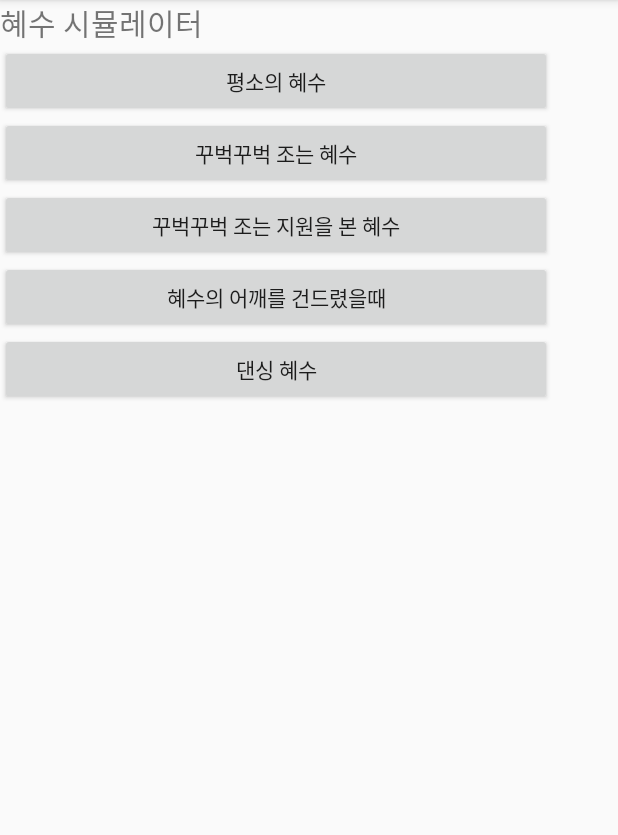
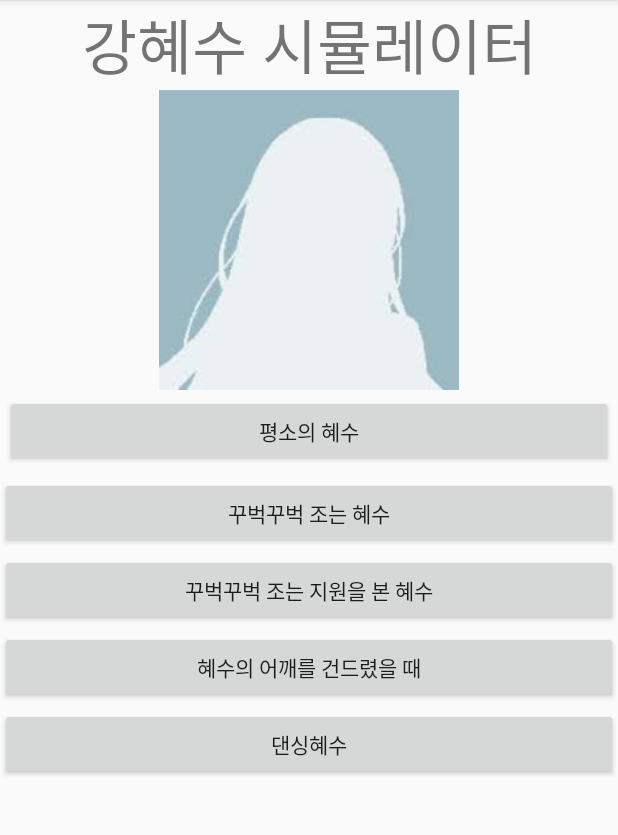
Before and after one commit to KOOJIWON/friendSimulator, an Android app: the screen it shows after launch (MainActivity), on a phone screen of 412 x 824 dp, the part 84-919 px from its top. Run offline under Robolectric (Android 15) with nearby library versions, the light colour scheme and no system bars.

Commit message:
#12 각 상태 별 버튼을 누르면 이미지 바뀌게 하기 성공!

```diff
--- a/app/src/main/java/kr/hs/emirim/koojiwon/friendsimulator/MainActivity.java
+++ b/app/src/main/java/kr/hs/emirim/koojiwon/friendsimulator/MainActivity.java
@@ -4,16 +4,18 @@ import android.os.Bundle;
 import android.support.v7.app.AppCompatActivity;
 import android.util.Log;
 import android.view.View;
+import android.widget.ImageView;
 import android.widget.Toast;
 
 public class MainActivity extends AppCompatActivity {
     public final static String TAG = "프렌즈시뮬레이터(혜수)앱 : Main";
-
+    private ImageView mImageViewFriendVisual;
     @Override
     protected void onCreate(Bundle savedInstanceState) {
         super.onCreate(savedInstanceState);
         Log.d(TAG, "onCreat메소드 호출!! ~~!!!");
         setContentView(R.layout.activity_main);
+        mImageViewFriendVisual = (ImageView) findViewById(R.id.friend_visual);
         Log.d(TAG, "activity_main 레이아웃 세팅~!~~~~!!!!");
     } //end of onCreate
 
@@ -25,23 +27,33 @@ public class MainActivity extends AppCompatActivity {
         {
             case R.id.button1:
                 Log.d(TAG, "버튼1 클릭");
+                mImageViewFriendVisual.setImageResource(R.drawable.hyesu1);
                 Toast.makeText(this, "열심히 덕질중", Toast.LENGTH_SHORT).show();
+                break;
 
             case R.id.button2:
                 Log.d(TAG, "버튼2 클릭");
+                mImageViewFriendVisual.setImageResource(R.drawable.hyesu2);
                 Toast.makeText(this, "나..안자..", Toast.LENGTH_SHORT).show();
+                break;
 
             case R.id.button3:
                 Log.d(TAG, "버튼3 클릭");
+                mImageViewFriendVisual.setImageResource(R.drawable.hyesu3);
                 Toast.makeText(this, "(어깨를 주무르며)일어나!", Toast.LENGTH_SHORT).show();
+                break;
 
             case R.id.button4:
                 Log.d(TAG, "버튼4 클릭");
+                mImageViewFriendVisual.setImageResource(R.drawable.hyesu4);
                 Toast.makeText(this, "에?", Toast.LENGTH_SHORT).show();
+                break;
 
             case R.id.button5:
                 Log.d(TAG, "버튼5 클릭");
+                mImageViewFriendVisual.setImageResource(R.drawable.hyesu5);
                 Toast.makeText(this, "호룰루", Toast.LENGTH_SHORT).show();
+                break;
 
             default:
                 Log.d(TAG, "에러!에러!에러!");
--- a/app/src/main/res/layout/activity_main.xml
+++ b/app/src/main/res/layout/activity_main.xml
@@ -1,57 +1,69 @@
 <?xml version="1.0" encoding="utf-8"?>
-<android.support.constraint.ConstraintLayout xmlns:android="http://schemas.android.com/apk/res/android"
+<LinearLayout
+    xmlns:android="http://schemas.android.com/apk/res/android"
     xmlns:app="http://schemas.android.com/apk/res-auto"
     xmlns:tools="http://schemas.android.com/tools"
+    android:orientation="vertical"
     android:layout_width="match_parent"
     android:layout_height="match_parent"
-    tools:context="kr.hs.emirim.koojiwon.friendsimulator.MainActivity">
-
+    >
 
 <TextView
-        android:id="@+id/textview"
-        android:layout_width="368dp"
+    android:id="@+id/textView"
+    android:layout_width="match_parent"
     android:layout_height="wrap_content"
-        android:text="혜수 시뮬레이터"
-        android:textSize="20dp"
-        tools:layout_editor_absoluteY="56dp"
-        tools:layout_editor_absoluteX="8dp" />
+    android:gravity="center"
+    android:textSize="40sp"
+    android:text="강혜수 시뮬레이터" />
+
+<ImageView
+    android:id="@+id/friend_visual"
+    android:layout_gravity="center"
+    android:src="@drawable/secret"
+    android:layout_width="200dp"
+    android:layout_height="200dp" />
+
 <Button
     android:id="@+id/button1"
-        android:layout_width="368dp"
+    android:layout_width="match_parent"
     android:layout_height="wrap_content"
-        android:text="평소의 혜수"
-        app:layout_constraintTop_toBottomOf="@+id/textview"
-        tools:layout_editor_absoluteX="8dp" />
+    android:layout_margin="3dp"
+    android:onClick="onClick"
+    android:text="평소의 혜수" />
 
 <Button
     android:id="@+id/button2"
-        android:layout_width="368dp"
+    android:layout_width="match_parent"
     android:layout_height="wrap_content"
-        android:text="꾸벅꾸벅 조는 혜수"
-        app:layout_constraintTop_toBottomOf="@+id/button1"
-        tools:layout_editor_absoluteX="8dp" />
+    android:layout_marginTop="3dp"
+    android:onClick="onClick"
+    android:text="꾸벅꾸벅 조는 혜수" />
 
 <Button
     android:id="@+id/button3"
-        android:layout_width="368dp"
+    android:layout_width="match_parent"
     android:layout_height="wrap_content"
-        android:text="꾸벅꾸벅 조는 지원을 본 혜수"
-        app:layout_constraintTop_toBottomOf="@+id/button2"
-        tools:layout_editor_absoluteX="8dp" />
+    android:layout_marginTop="3dp"
+    android:onClick="onClick"
+    android:text="꾸벅꾸벅 조는 지원을 본 혜수" />
 
 <Button
     android:id="@+id/button4"
-        android:layout_width="368dp"
+    android:layout_width="match_parent"
     android:layout_height="wrap_content"
-        android:text="혜수의 어깨를 건드렸을때"
-        app:layout_constraintTop_toBottomOf="@+id/button3"
-        tools:layout_editor_absoluteX="8dp" />
-
+    android:layout_marginTop="3dp"
+    android:onClick="onClick"
+    android:text="혜수의 어깨를 건드렸을 때" />
 <Button
     android:id="@+id/button5"
-        android:layout_width="368dp"
+    android:layout_width="match_parent"
     android:layout_height="wrap_content"
-        android:text="댄싱 혜수"
-        app:layout_constraintTop_toBottomOf="@+id/button4"
-        tools:layout_editor_absoluteX="8dp" />
-</android.support.constraint.ConstraintLayout>
+    android:layout_marginTop="3dp"
+    android:onClick="onClick"
+    android:text="댄싱혜수" />
+    android:orientation="vertical"
+    android:layout_width="match_parent"
+    android:layout_height="match_parent"
+    >
+
+</LinearLayout>
```
Also changed, not shown: app/src/main/res/drawable/hyesu1.jpg (added), app/src/main/res/drawable/hyesu2.jpg (added), app/src/main/res/drawable/hyesu3.jpg (added), app/src/main/res/drawable/hyesu4.jpg (added), app/src/main/res/drawable/hyesu5.jpg (added), app/src/main/res/drawable/hyesu6.jpg (added), app/src/main/res/drawable/secret.jpg (added). Lines whose indentation alone changed are shown as unchanged.
